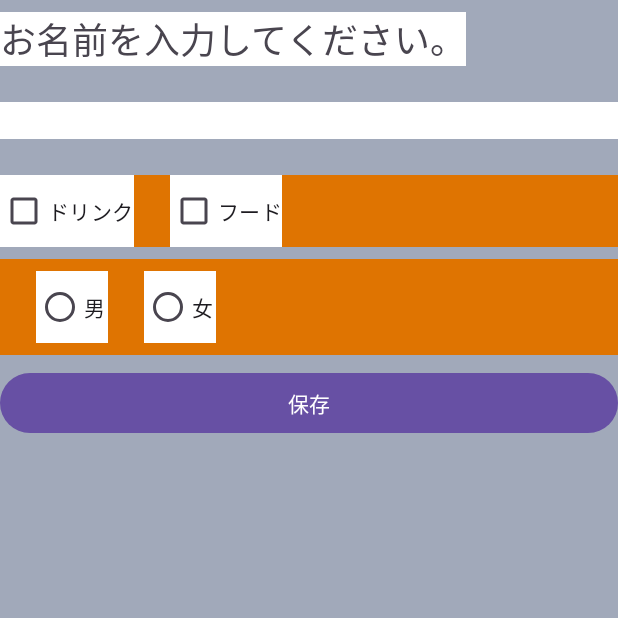
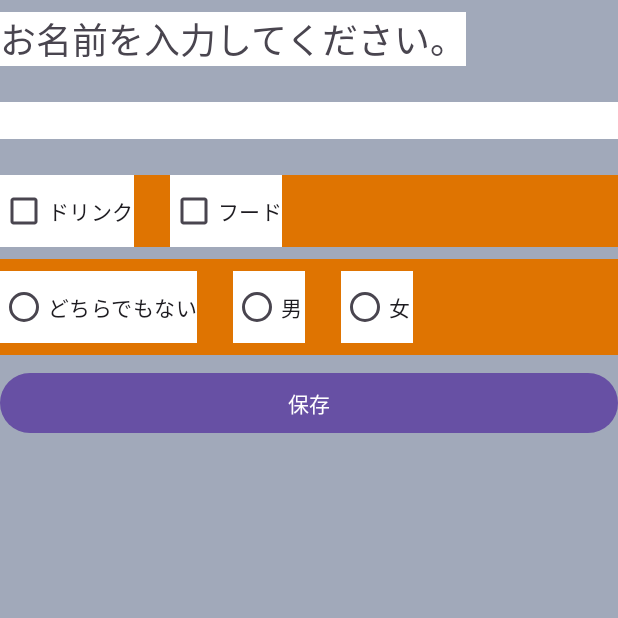
Before and after one commit to itc-s22021/Android1, an Android app: the screen it shows after launch (MainActivity), on a phone screen of 412 x 824 dp, the top half of it. Run offline under Robolectric (Android 15) with nearby library versions, the phone set to English and light mode, and no system bars.

Commit message:
3.6ラジオボタンの追加

```diff
--- a/ViewSample/app/src/main/res/layout/activity_main.xml
+++ b/ViewSample/app/src/main/res/layout/activity_main.xml
@@ -61,6 +61,13 @@
         android:paddingBottom="8dp" >
 
         <RadioButton
+            android:id="@+id/rbNone"
+            android:layout_width="wrap_content"
+            android:layout_height="wrap_content"
+            android:background="#ffffff"
+            android:text="@string/rb_none" />
+
+        <RadioButton
             android:id="@+id/rbMale"
             android:layout_width="wrap_content"
             android:layout_height="wrap_content"
@@ -75,6 +82,7 @@
             android:layout_height="wrap_content"
             android:background="#ffffff"
             android:text="@string/rb_female" />
+
     </RadioGroup>
 
     <Button
--- a/ViewSample/app/src/main/res/values/strings.xml
+++ b/ViewSample/app/src/main/res/values/strings.xml
@@ -6,4 +6,5 @@
     <string name="cd_food">フード</string>
     <string name="rb_male">男</string>
     <string name="rb_female">女</string>
+    <string name="rb_none">どちらでもない</string>
 </resources>
```
